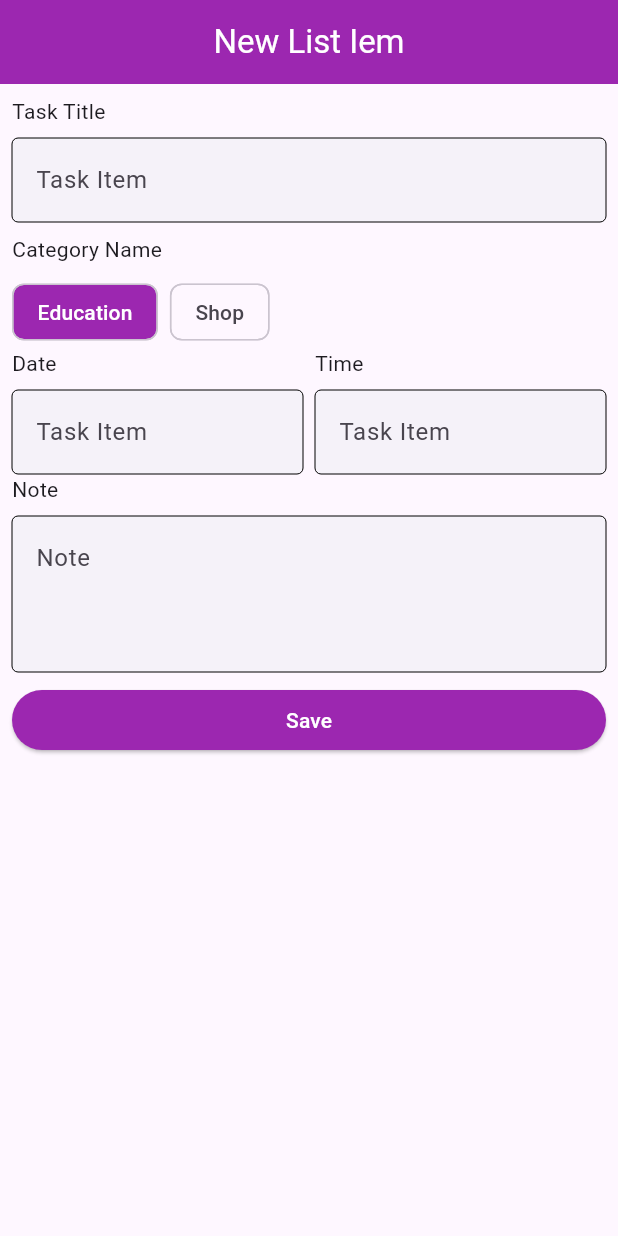
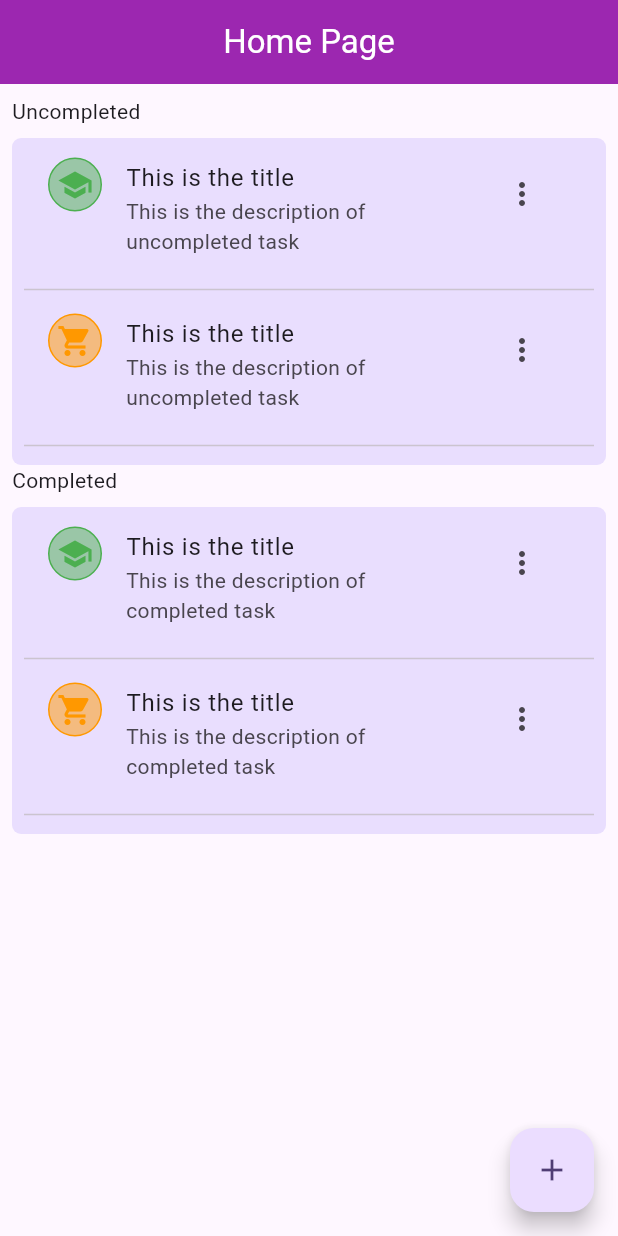
Before and after one commit to sonuPrasas010/Flutter-day-1, a Flutter app: the screen it shows after launch, on a phone screen of 412 x 824 dp. Run offline on Flutter 3.47's test engine with Material 3 defaults, Android fonts, the phone set to English and light mode, and no system bars.

```diff
--- /dev/null
+++ b/lib/components/text_title.dart
@@ -0,0 +1,19 @@
+
+
+import 'package:flutter/material.dart';
+
+class TextTitle extends StatelessWidget {
+  final String title;
+
+  TextTitle(this.title);
+
+  @override
+  Widget build(BuildContext context) {
+    return Padding(
+      padding: const EdgeInsets.only(
+        bottom: 8,
+      ),
+      child: Text(title),
+    );
+  }
+}
--- /dev/null
+++ b/lib/components/to_do_list_item.dart
@@ -0,0 +1,100 @@
+import 'dart:developer';
+
+import 'package:flutter/material.dart';
+
+class ToDoListItem extends StatelessWidget {
+  final Map<String, dynamic> task;
+  final String type;
+  final Function onDelete;
+  final Function onShift;
+
+  ToDoListItem(
+    this.task,
+    this.type,
+    this.onDelete,
+    this.onShift,
+  );
+
+  @override
+  Widget build(BuildContext context) {
+    // if (categoryName == "school") {
+    //   Colors.green;
+    // } else if (categoryName == "market") {
+    //   Colors.orange;
+    // } else {
+    //   Colors.purple;
+    // }
+    return ListTile(
+      leading: Container(
+        padding: EdgeInsets.all(5),
+        decoration: BoxDecoration(
+          borderRadius: BorderRadius.circular(
+            360,
+          ),
+          color: task['category_name'] == "school"
+              ? Colors.green.withOpacity(0.5)
+              : Colors.orange.withOpacity(0.5),
+          border: Border.all(
+            color: task['category_name'] == "school"
+                ? Colors.green
+                : Colors.orange,
+          ),
+        ),
+        child: task['category_name'] == "school"
+            ? Icon(
+                Icons.school,
+                color: Colors.green,
+              )
+            : Icon(
+                Icons.shopping_cart,
+                color: Colors.orange,
+              ),
+      ),
+      trailing: PopupMenuButton<String>(
+        onSelected: (value) {
+          // Handle menu item selection
+          if (value == 'view') {
+            log("Clicked on view");
+          } else if (value == 'delete') {
+            onDelete();
+          } else if (value == 'mark_completed') {
+            onShift();
+            // Handle mark as completed action
+          }
+        },
+        itemBuilder: (BuildContext context) => [
+          const PopupMenuItem<String>(
+            value: 'view',
+            child: ListTile(
+              leading: Icon(Icons.visibility),
+              title: Text('View'),
+            ),
+          ),
+          const PopupMenuItem<String>(
+            value: 'delete',
+            child: ListTile(
+              leading: Icon(Icons.delete),
+              title: Text('Delete'),
+            ),
+          ),
+          PopupMenuItem<String>(
+            value: 'mark_completed',
+            child: ListTile(
+              leading: Icon(Icons.check),
+              title: Text(type == "completed"
+                  ? "Move to Uncompleted"
+                  : 'Mark as Completed'),
+            ),
+          ),
+        ],
+      ),
+      title: Text(task['title']),
+      isThreeLine: true,
+      subtitle: Text(
+        task['description'],
+        maxLines: 3,
+        overflow: TextOverflow.ellipsis,
+      ),
+    );
+  }
+}
--- /dev/null
+++ b/lib/consts.dart
@@ -0,0 +1,3 @@
+class Utility {
+ static const String APPLICATION_NAME = "To Do app";
+}
--- /dev/null
+++ b/lib/home_screen.dart
@@ -0,0 +1,140 @@
+import 'package:demo/components/text_title.dart';
+import 'package:demo/new_item.dart';
+import 'package:flutter/material.dart';
+
+import 'components/to_do_list_item.dart';
+
+class HomeScreen extends StatefulWidget {
+  @override
+  State<HomeScreen> createState() => _HomeScreenState();
+}
+
+class _HomeScreenState extends State<HomeScreen> {
+  List<Map<String, dynamic>> completedTask = [
+    {
+      "category_name": "school",
+      "description": "This is the description of completed task",
+      "title": "This is the title",
+    },
+    {
+      "category_name": "market",
+      "description": "This is the description of completed task",
+      "title": "This is the title",
+    },
+  ];
+  List<Map<String, dynamic>> uncompletedTasks = [
+    {
+      "category_name": "school",
+      "description": "This is the description of uncompleted task",
+      "title": "This is the title",
+    },
+    {
+      "category_name": "market",
+      "description": "This is the description of uncompleted task",
+      "title": "This is the title",
+    },
+  ];
+
+  @override
+  Widget build(BuildContext context) {
+    /*
+    var object = [];
+    abc = object;
+    abc.remove();
+    object.add();
+    */
+    return Scaffold(
+      appBar: AppBar(
+        title: Text("Home Page"),
+        centerTitle: true,
+        foregroundColor: Colors.white,
+        backgroundColor: Colors.purple,
+      ),
+      body: Padding(
+        padding: const EdgeInsets.all(8.0),
+        child: ListView(
+          children: [
+            TextTitle("Uncompleted"),
+            Container(
+              padding: EdgeInsets.symmetric(
+                vertical: 5,
+                horizontal: 8,
+              ),
+              decoration: BoxDecoration(
+                borderRadius: BorderRadius.circular(6),
+                color: Color(0XFFe9defe),
+              ),
+              child: Column(
+                crossAxisAlignment: CrossAxisAlignment.start,
+                children: [
+                  for (var i = 0; i < uncompletedTasks.length; i++)
+                    Column(
+                      children: [
+                        ToDoListItem(uncompletedTasks[i], "uncompleted", () {
+                          setState(() {
+                            uncompletedTasks.removeAt(i);
+                          });
+                        }, () {
+                          setState(() {
+                            var temp = uncompletedTasks[i];
+                            uncompletedTasks.removeAt(i);
+                            completedTask.add(temp);
+                          });
+                        }),
+                        Divider(),
+                      ],
+                    ),
+                ],
+              ),
+            ),
+            TextTitle("Completed"),
+            Container(
+              padding: EdgeInsets.symmetric(
+                vertical: 5,
+                horizontal: 8,
+              ),
+              decoration: BoxDecoration(
+                borderRadius: BorderRadius.circular(6),
+                color: Color(0XFFe9defe),
+              ),
+              child: Column(
+                crossAxisAlignment: CrossAxisAlignment.start,
+                children: [
+                  for (var i = 0; i < completedTask.length; i++)
+                    Column(
+                      children: [
+                        ToDoListItem(completedTask[i], "completed", () {
+                          setState(() {
+                            completedTask.removeAt(i);
+                          });
+                        }, () {
+                          setState(() {
+                            var temp = completedTask[i];
+                            completedTask.removeAt(i);
+                            uncompletedTasks.add(temp);
+                          });
+                        }),
+                        Divider(),
+                      ],
+                    ),
+                ],
+              ),
+            ),
+          ],
+        ),
+      ),
+      floatingActionButton: FloatingActionButton(
+        onPressed: () {
+          Navigator.push(
+              context,
+              MaterialPageRoute(
+                builder: (_) => NewItem(),
+              ));
+        },
+        child: Icon(
+          Icons.add,
+        ),
+      ),
+    );
+  }
+}
--- a/lib/main.dart
+++ b/lib/main.dart
@@ -1,10 +1,10 @@
+import 'package:demo/home_screen.dart';
 import 'package:demo/new_item.dart';
 import 'package:flutter/material.dart';
 
 void main() {
- runApp(MyApp());
+  runApp(MyApp());
 }
-
 
 class MyApp extends StatelessWidget {
   const MyApp({super.key});
@@ -18,7 +18,7 @@ class MyApp extends StatelessWidget {
         colorScheme: ColorScheme.fromSeed(seedColor: Colors.deepPurple),
         useMaterial3: true,
       ),
-      home: NewItem(),
+      home: HomeScreen(),
     );
   }
 }
--- a/lib/new_item.dart
+++ b/lib/new_item.dart
@@ -1,3 +1,5 @@
+import 'package:demo/components/text_title.dart';
+import 'package:demo/home_screen.dart';
 import 'package:flutter/material.dart';
 
 class NewItem extends StatelessWidget {
@@ -14,10 +16,11 @@ class NewItem extends StatelessWidget {
       ),
       body: Padding(
         padding: EdgeInsets.all(8),
+        child: SingleChildScrollView(
           child: Column(
             crossAxisAlignment: CrossAxisAlignment.start,
             children: [
-            formTitle("Task Title"),
+              TextTitle("Task Title"),
               TextFormField(
                 decoration: InputDecoration(
                   fillColor: Color(0XFFF5F2F9),
@@ -30,7 +33,7 @@ class NewItem extends StatelessWidget {
               SizedBox(
                 height: 8,
               ),
-            formTitle("Category Name"),
+              TextTitle("Category Name"),
               Row(
                 children: [
                   Chip(
@@ -55,7 +58,7 @@ class NewItem extends StatelessWidget {
                   Column(
                     crossAxisAlignment: CrossAxisAlignment.start,
                     children: [
-                    formTitle("Date"),
+                      TextTitle("Date"),
                       SizedBox(
                         width: (MediaQuery.of(context).size.width / 2) - 12,
                         child: TextFormField(
@@ -76,7 +79,7 @@ class NewItem extends StatelessWidget {
                   Column(
                     crossAxisAlignment: CrossAxisAlignment.start,
                     children: [
-                    formTitle("Time"),
+                      TextTitle("Time"),
                       // 300 px width
                       // 150 for each
                       // 150+150 = 300
@@ -102,7 +105,7 @@ class NewItem extends StatelessWidget {
                   ),
                 ],
               ),
-            formTitle("Note"),
+              TextTitle("Note"),
               TextFormField(
                 maxLines: 3,
                 decoration: InputDecoration(
@@ -135,15 +138,7 @@ class NewItem extends StatelessWidget {
             ],
           ),
         ),
-    );
-  }
-
-  Padding formTitle(String title) {
-    return Padding(
-      padding: const EdgeInsets.only(
-        bottom: 8,
       ),
-      child: Text(title),
     );
   }
 
```
Lines whose indentation alone changed are shown as unchanged.
